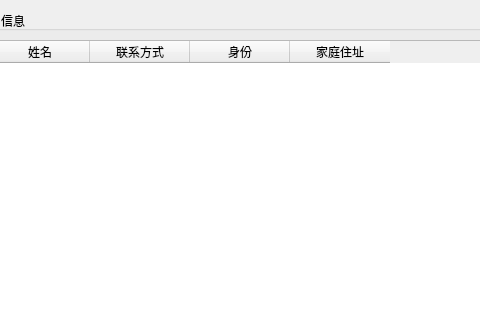
Qt form StaffView/staffview.ui (Flzjler/LaborEye) before a commit; both pictures show x 284 to 764 and y 0 to 320 of the 1086 by 640 pixel window.
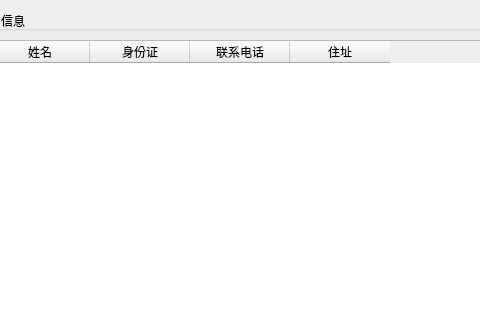
The same form after that commit.

Patch:
```diff
--- a/StaffView/staffview.ui
+++ b/StaffView/staffview.ui
@@ -540,17 +540,17 @@
           </column>
           <column>
            <property name="text">
-            <string>联系方式</string>
+            <string>身份证</string>
            </property>
           </column>
           <column>
            <property name="text">
-            <string>身份</string>
+            <string>联系电话</string>
            </property>
           </column>
           <column>
            <property name="text">
-            <string>家庭住址</string>
+            <string>住址</string>
            </property>
           </column>
          </widget>
```
